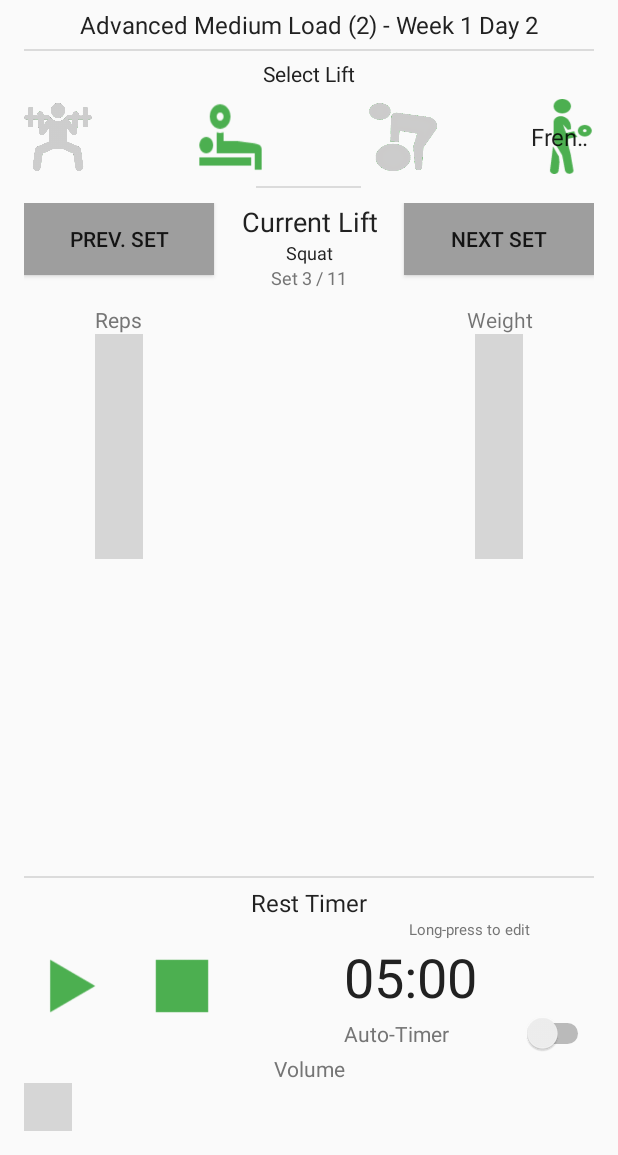
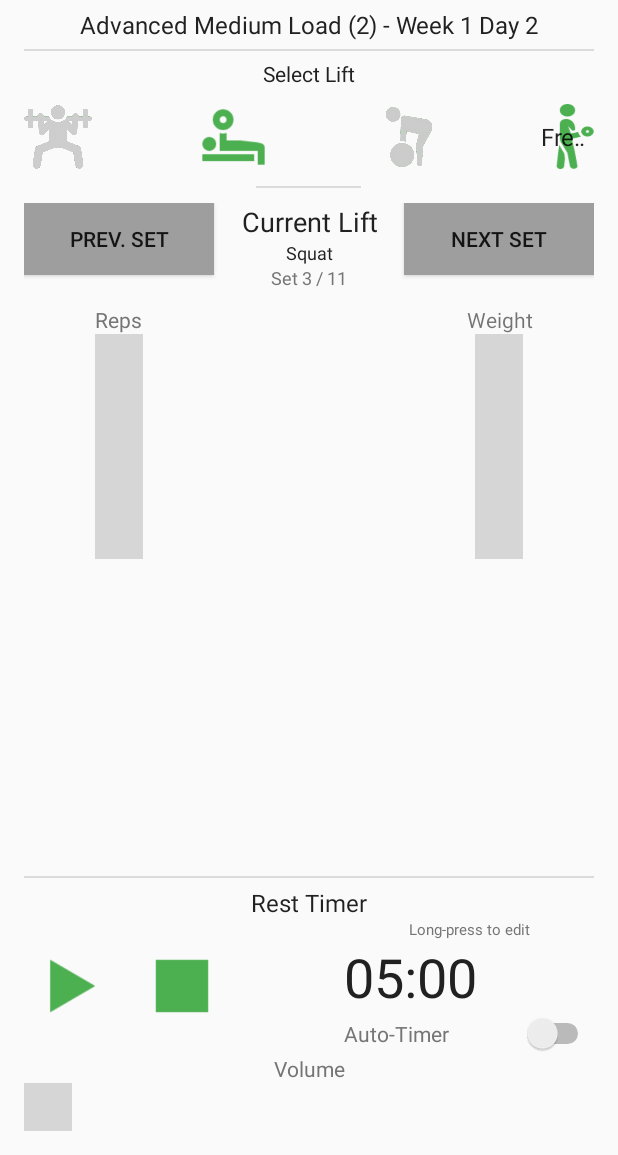
Before and after one commit to minorsecond/Sheiko, an Android app: the layout activity_train.xml on its own in the app's theme, with its tools: preview values and no code run, on a phone screen of 412 x 824 dp, the part 81-1236 px from its top. Run offline under Robolectric (Android 15) with nearby library versions, the phone set to English and light mode, and no system bars; plain views replace CrystalSeekbar, NumberPicker; grey boxes are pictures that could not be loaded.

Commit message:
-> Moved lift buttons from Button to ImageButton.

```diff
--- a/app/src/main/java/com/rwardrup/sheiko/train.java
+++ b/app/src/main/java/com/rwardrup/sheiko/train.java
@@ -16,6 +16,7 @@ import android.widget.AdapterView;
 import android.widget.ArrayAdapter;
 import android.widget.Button;
 import android.widget.CompoundButton;
+import android.widget.ImageButton;
 import android.widget.Spinner;
 import android.widget.Switch;
 import android.widget.TextView;
@@ -46,9 +47,9 @@ public class train extends AppCompatActivity implements RestDurationPicker.Durat
     Button pauseBreakTimerButton;
     Button nextSetButton;
     // Activity buttons
-    Button squatSelectButton;
-    Button deadliftSelectButton;
-    Button benchSelectButton;
+    ImageButton squatSelectButton;
+    ImageButton deadliftSelectButton;
+    ImageButton benchSelectButton;
     Spinner accessorySpinner;
     Switch autoTimerSwitch;
     Boolean autoTimerEnabled = false;  // TODO: get this from shared preferences
@@ -149,9 +150,9 @@ public class train extends AppCompatActivity implements RestDurationPicker.Durat
         startBreakTimerButton = (Button) findViewById(R.id.startBreakTimer);
         stopBreakTimerButton = (Button) findViewById(R.id.stopBreakButton);
         pauseBreakTimerButton = (Button) findViewById(R.id.pauseBreakButton);
-        squatSelectButton = (Button) findViewById(R.id.squatSelectButton);
-        benchSelectButton = (Button) findViewById(R.id.benchSelectButton);
-        deadliftSelectButton = (Button) findViewById(R.id.deadliftButton);
+        squatSelectButton = (ImageButton) findViewById(R.id.squatSelectButton);
+        benchSelectButton = (ImageButton) findViewById(R.id.benchSelectButton);
+        deadliftSelectButton = (ImageButton) findViewById(R.id.deadliftButton);
         autoTimerSwitch = (Switch) findViewById(R.id.autoTimerSwitch);
         nextSetButton = (Button) findViewById(R.id.nextSetButton);
 
--- a/app/src/main/res/layout/activity_train.xml
+++ b/app/src/main/res/layout/activity_train.xml
@@ -131,41 +131,45 @@
                             android:layout_height="wrap_content"
                             android:orientation="horizontal">
 
-                            <Button
+                            <ImageButton
                                 android:id="@+id/squatSelectButton"
                                 android:layout_width="45dp"
                                 android:layout_height="45dp"
-                                android:background="@drawable/squats_inactive"
-                                android:gravity="center"
-                                android:textColor="@color/secondary_text"
-                                android:textSize="14sp" />
+                                android:layout_gravity="center"
+                                android:adjustViewBounds="true"
+                                android:background="#0000"
+                                android:scaleType="fitCenter"
+                                android:src="@drawable/squats_inactive" />
 
                             <Space
                                 android:layout_width="wrap_content"
                                 android:layout_height="wrap_content"
                                 android:layout_weight="1" />
 
-                            <Button
+                            <ImageButton
                                 android:id="@+id/benchSelectButton"
                                 android:layout_width="55dp"
                                 android:layout_height="65dp"
-                                android:background="@drawable/bench_press"
-                                android:gravity="center"
-                                android:textSize="14sp" />
+                                android:layout_gravity="center"
+                                android:adjustViewBounds="true"
+                                android:background="#0000"
+                                android:scaleType="fitCenter"
+                                android:src="@drawable/bench_press" />
 
                             <Space
                                 android:layout_width="wrap_content"
                                 android:layout_height="wrap_content"
                                 android:layout_weight="1" />
 
-                            <Button
+                            <ImageButton
                                 android:id="@+id/deadliftButton"
                                 android:layout_width="45dp"
-                                android:layout_height="45dp"
-                                android:background="@drawable/deadlift_inactive"
-                                android:gravity="center"
-                                android:textColor="@color/secondary_text"
-                                android:textSize="14sp" />
+                                android:layout_height="40dp"
+                                android:layout_gravity="center"
+                                android:adjustViewBounds="true"
+                                android:background="#0000"
+                                android:scaleType="fitCenter"
+                                android:src="@drawable/deadlift_inactive" />
 
                             <Space
                                 android:layout_width="wrap_content"
@@ -174,8 +178,8 @@
 
                             <Spinner
                                 android:id="@+id/accessorySpinner"
-                                android:layout_width="60dp"
-                                android:layout_height="50dp"
+                                android:layout_width="53dp"
+                                android:layout_height="43dp"
                                 android:layout_gravity="center"
                                 android:layout_marginEnd="-10dp"
                                 android:layout_marginStart="-10dp"
```
